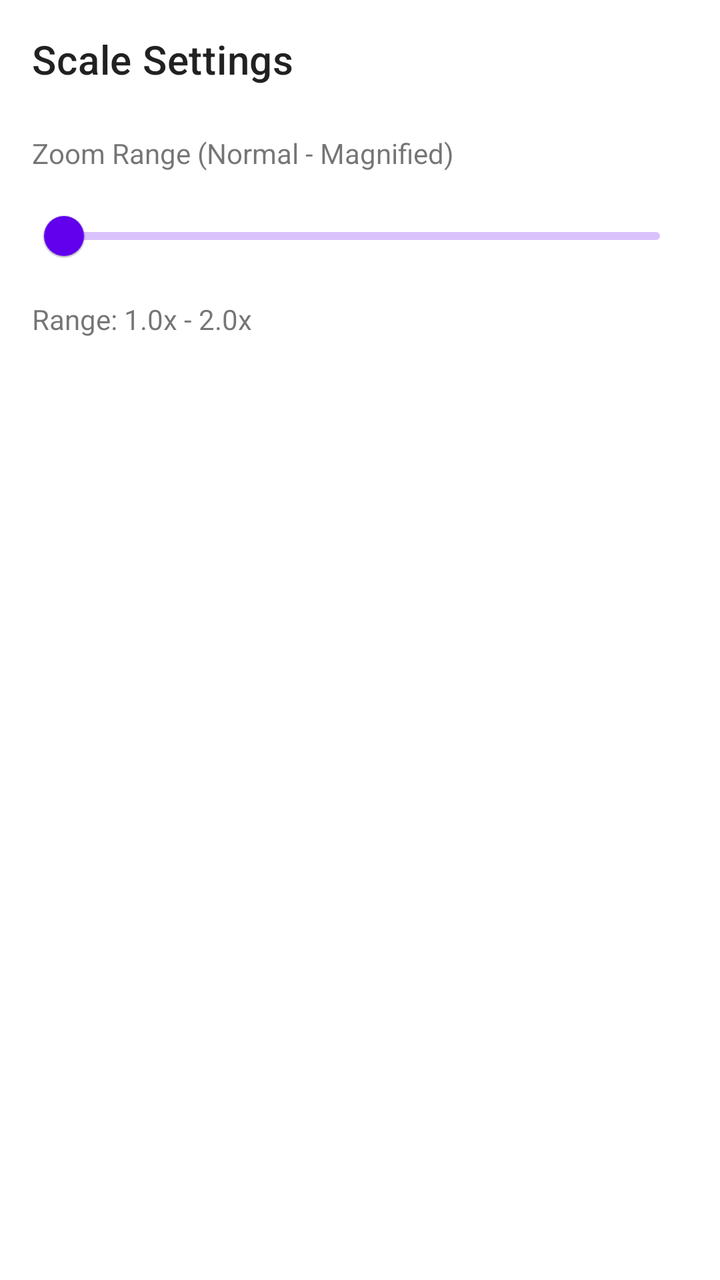
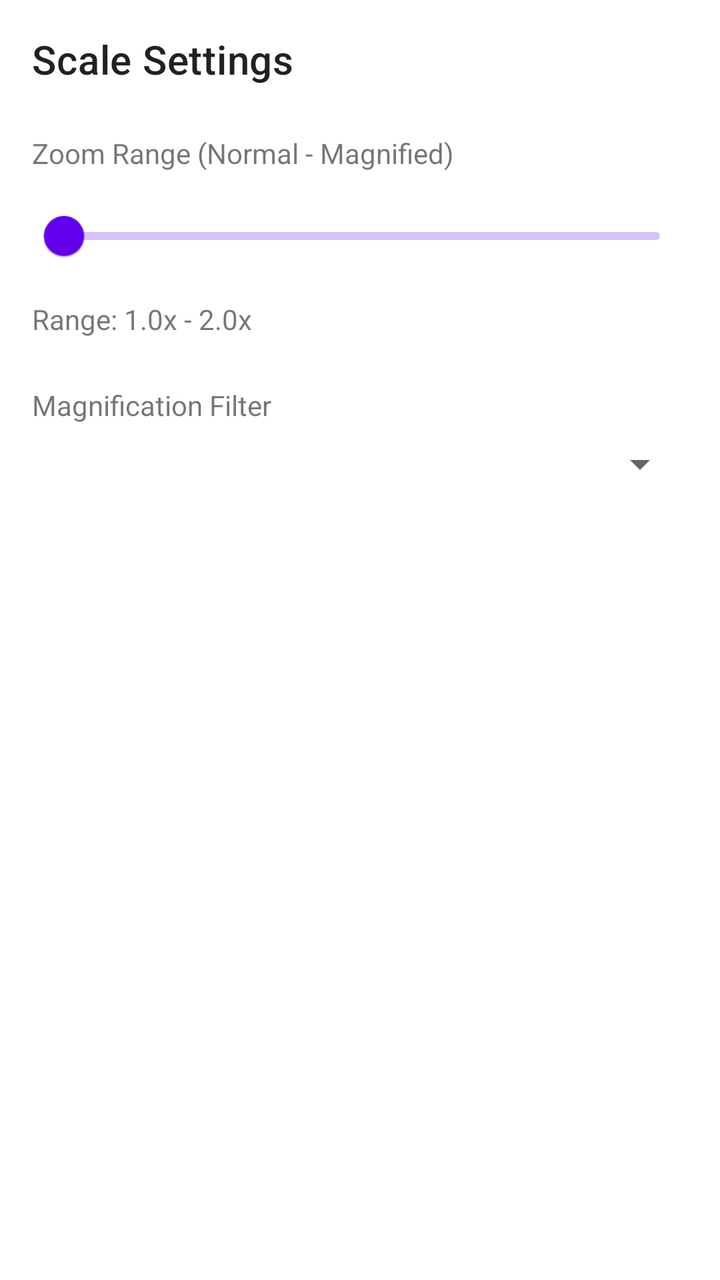

Screens rendered from an Android XML layout before and after an edit, with the pre-edit source and the edit as a unified diff.
<!-- AndroidManifest.xml: application theme Theme.TestGame -->
<!-- res/layout/nav_header_controls.xml -->
<?xml version="1.0" encoding="utf-8"?>
<LinearLayout xmlns:android="http://schemas.android.com/apk/res/android"
    xmlns:app="http://schemas.android.com/apk/res-auto"
    android:layout_width="match_parent"
    android:layout_height="wrap_content"
    android:orientation="vertical"
    android:padding="16dp">

    <TextView
        android:layout_width="wrap_content"
        android:layout_height="wrap_content"
        android:text="Scale Settings"
        android:textAppearance="@style/TextAppearance.MaterialComponents.Headline6"
        android:layout_marginBottom="24dp"/>

    <TextView
        android:layout_width="wrap_content"
        android:layout_height="wrap_content"
        android:text="Zoom Range (Normal - Magnified)"
        android:layout_marginBottom="8dp"/>

    <com.google.android.material.slider.RangeSlider
        android:id="@+id/zoom_range_slider"
        android:layout_width="match_parent"
        android:layout_height="wrap_content"
        android:valueFrom="0.1"
        android:valueTo="5.0" />

    <TextView
        android:id="@+id/zoom_values_text"
        android:layout_width="wrap_content"
        android:layout_height="wrap_content"
        android:layout_marginTop="8dp"
        android:text="Range: 1.0x - 2.0x" />

</LinearLayout>
<!-- resources referenced by this layout -->
<resources>
  <style name="Theme.TestGame" parent="Theme.MaterialComponents.DayNight.NoActionBar">
          
          <item name="colorPrimary">@color/purple_500</item>
          <item name="colorPrimaryVariant">@color/purple_700</item>
          <item name="colorOnPrimary">@color/white</item>
          
          <item name="colorSecondary">@color/teal_200</item>
          <item name="colorSecondaryVariant">@color/teal_700</item>
          <item name="colorOnSecondary">@color/black</item>
          
          <item name="android:statusBarColor">?attr/colorPrimaryVariant</item>
          
      </style>
  <color name="purple_500">#FF6200EE</color>
  <color name="purple_700">#FF3700B3</color>
  <color name="white">#FFFFFFFF</color>
  <color name="teal_200">#FF03DAC5</color>
  <color name="teal_700">#FF018786</color>
  <color name="black">#FF000000</color>
</resources>

<!-- the commit's change to res/layout/nav_header_controls.xml (unified diff, before → after) -->
@@ -33,4 +33,16 @@
         android:layout_marginTop="8dp"
         android:text="Range: 1.0x - 2.0x" />
 
+    <TextView
+        android:layout_width="wrap_content"
+        android:layout_height="wrap_content"
+        android:text="Magnification Filter"
+        android:layout_marginTop="24dp"
+        android:layout_marginBottom="8dp"/>
+
+    <Spinner
+        android:id="@+id/filter_spinner"
+        android:layout_width="match_parent"
+        android:layout_height="wrap_content" />
+
 </LinearLayout>
